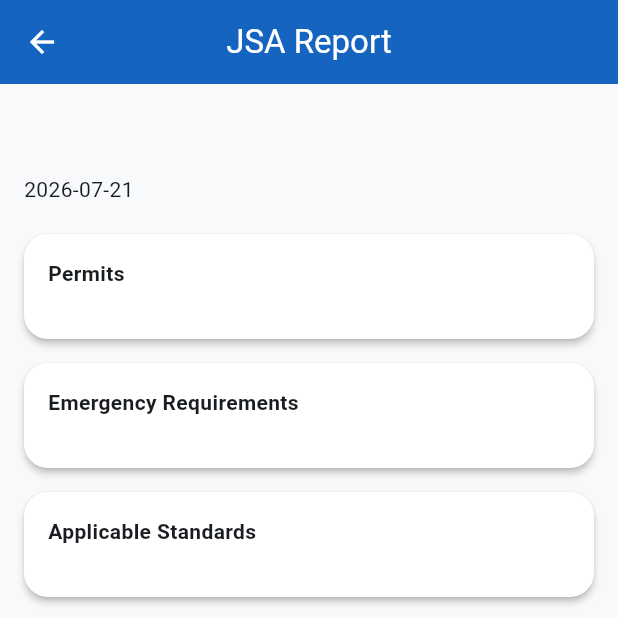
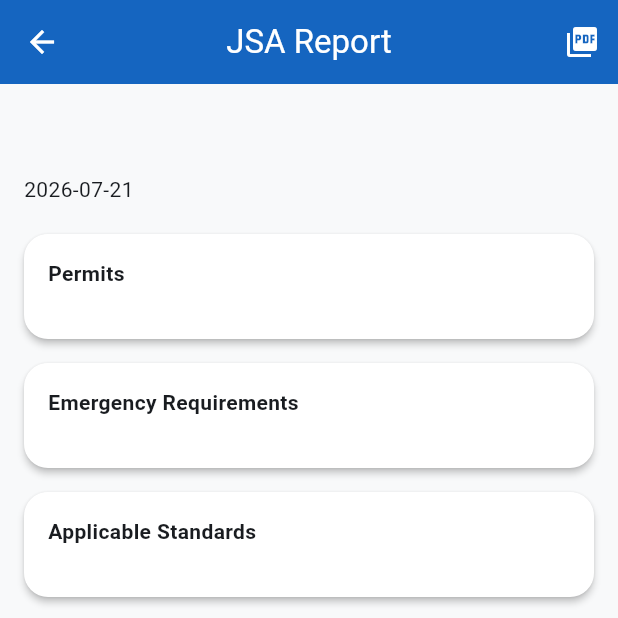
Before and after one commit to Iankuteesa38/sentinel-hse, a Flutter app: the JsaReportPage screen opened directly with empty values, on a phone screen of 412 x 824 dp, the top half of it. Run offline on Flutter 3.47's test engine with Material 3 defaults, Android fonts, the light colour scheme and no system bars; our stand-ins replace image_picker, pdf, printing, shared_preferences; accounts and stored records are empty.

Commit message:
Add JSA PDF button to report centre

```diff
--- a/lib/features/jsa/pages/jsa_report_page.dart
+++ b/lib/features/jsa/pages/jsa_report_page.dart
@@ -1,6 +1,7 @@
 import 'package:flutter/material.dart';
 
 import '../models/jsa_result.dart';
+import '../services/jsa_pdf_service.dart';
 
 class JsaReportPage extends StatelessWidget {
   final JsaResult report;
@@ -15,7 +16,26 @@ class JsaReportPage extends StatelessWidget {
   @override
   Widget build(BuildContext context) {
     return Scaffold(
-      appBar: AppBar(title: const Text('JSA Report')),
+      appBar: AppBar(
+        title: const Text('JSA Report'),
+        actions: [
+          IconButton(
+            tooltip: 'Generate PDF',
+            icon: const Icon(Icons.picture_as_pdf),
+            onPressed: () async {
+              try {
+                await JsaPdfService.generateReport(result: report);
+              } catch (error) {
+                if (!context.mounted) return;
+
+                ScaffoldMessenger.of(context).showSnackBar(
+                  SnackBar(content: Text('Unable to generate PDF: $error')),
+                );
+              }
+            },
+          ),
+        ],
+      ),
       body: SingleChildScrollView(
         padding: const EdgeInsets.all(16),
         child: Column(
```
